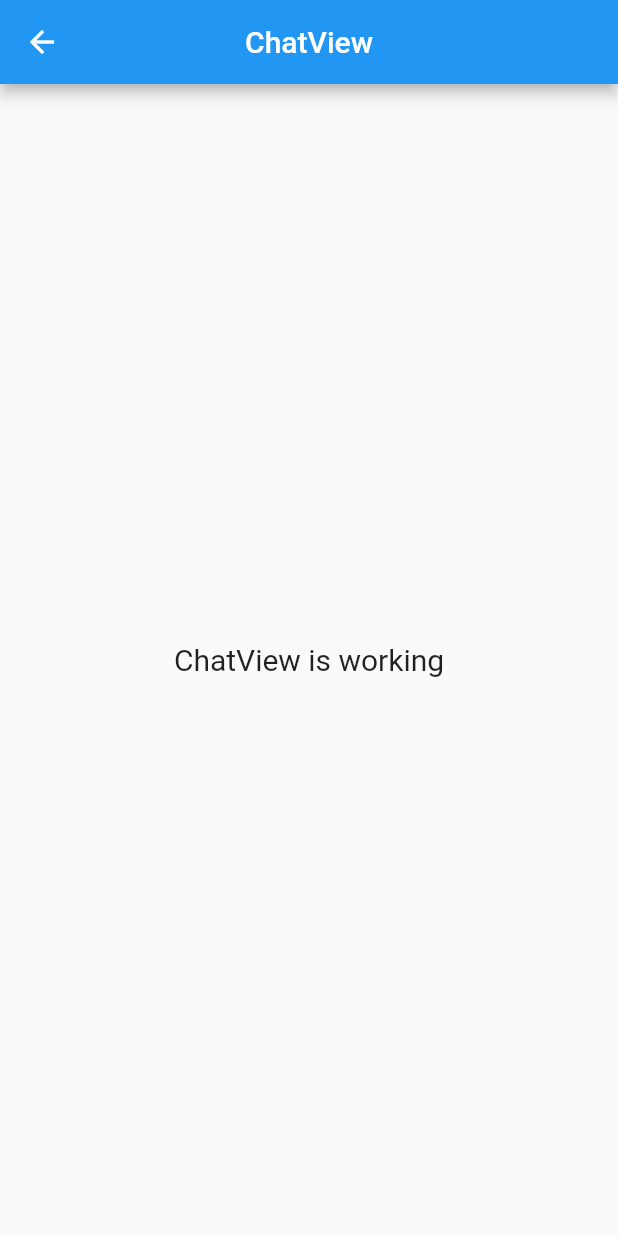
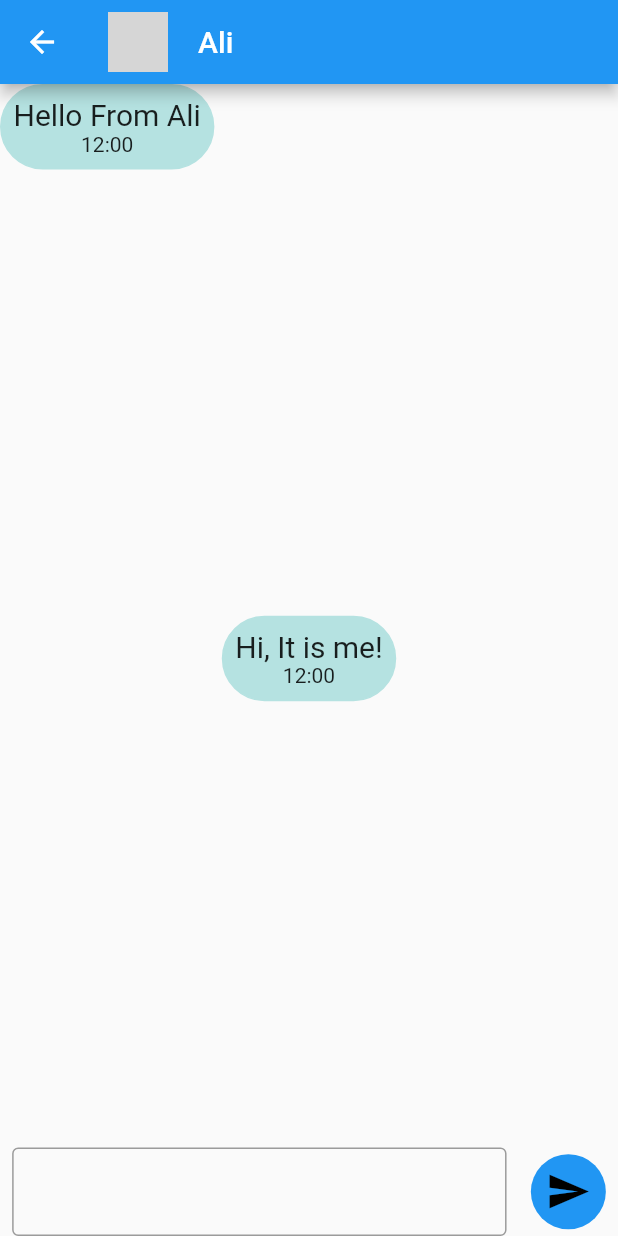
Before and after one commit to JanibekJali/flash_chat, a Flutter app: the ChatView screen opened by its route, on a phone screen of 412 x 824 dp. Run offline on Flutter 3.47's test engine with Material 2 defaults, Android fonts, the phone set to English and light mode, and no system bars; our stand-ins replace animated_text_kit, cloud_firestore, firebase_auth, firebase_core, get; accounts and stored records are empty; network calls fail; grey boxes are pictures that could not be loaded.

Commit message:
flash chat is being done

```diff
--- a/lib/app/modules/chat/views/chat_view.dart
+++ b/lib/app/modules/chat/views/chat_view.dart
@@ -1,23 +1,121 @@
+import 'package:flash_chat/app/modules/signup/controllers/signup_controller.dart';
 import 'package:flutter/material.dart';
 
 import 'package:get/get.dart';
 
 import '../controllers/chat_controller.dart';
 
-class ChatView extends GetView<ChatController> {
-  const ChatView({Key? key}) : super(key: key);
+class ChatView extends StatelessWidget {
+  ChatView({Key? key}) : super(key: key);
+  SignupController signupController =
+      Get.put<SignupController>(SignupController());
   @override
   Widget build(BuildContext context) {
     return Scaffold(
       appBar: AppBar(
-        title: const Text('ChatView'),
-        centerTitle: true,
+        title: Row(
+          children: [
+            CircleAvatar(
+              radius: 20,
+              backgroundImage: NetworkImage(
+                  'https://images.pexels.com/photos/220453/pexels-photo-220453.jpeg?auto=compress&cs=tinysrgb&dpr=1&w=500'),
+            ),
+            SizedBox(
+              width: 20,
+            ),
+            Text('Ali'),
+          ],
+        ),
       ),
-      body: const Center(
-        child: Text(
-          'ChatView is working',
-          style: TextStyle(fontSize: 20),
-        ),
+      body: Column(
+        mainAxisAlignment: MainAxisAlignment.spaceBetween,
+        children: [
+          Row(
+            children: [
+              Container(
+                decoration: BoxDecoration(
+                  color: Color(0xffB5E2E1),
+                  borderRadius: BorderRadius.circular(30),
+                  border: Border.all(
+                    color: Color(0xffB5E2E1),
+                    width: 1,
+                  ),
+                ),
+                child: Padding(
+                  padding: const EdgeInsets.all(8.0),
+                  child: Column(
+                    mainAxisAlignment: MainAxisAlignment.center,
+                    children: [
+                      Text(
+                        'Hello From Ali',
+                        style: TextStyle(fontSize: 20),
+                      ),
+                      Text('12:00'),
+                    ],
+                  ),
+                ),
+              ),
+            ],
+          ),
+          Column(
+            children: [
+              Container(
+                decoration: BoxDecoration(
+                  color: Color(0xffB5E2E1),
+                  borderRadius: BorderRadius.circular(30),
+                  border: Border.all(
+                    color: Color(0xffB5E2E1),
+                    width: 1,
+                  ),
+                ),
+                child: Padding(
+                  padding: const EdgeInsets.all(8.0),
+                  child: Column(
+                    mainAxisAlignment: MainAxisAlignment.center,
+                    children: [
+                      Text(
+                        'Hi, It is me!',
+                        style: TextStyle(fontSize: 20),
+                      ),
+                      Text('12:00'),
+                    ],
+                  ),
+                ),
+              ),
+            ],
+          ),
+          Row(
+            mainAxisAlignment: MainAxisAlignment.spaceAround,
+            children: [
+              SizedBox(
+                width: MediaQuery.of(context).size.width * 0.8,
+                child: TextField(
+                  decoration: InputDecoration(
+                    border: OutlineInputBorder(),
+                  ),
+                ),
+              ),
+              InkWell(
+                onTap: () {
+                  FocusManager.instance.primaryFocus?.unfocus();
+                },
+                child: Container(
+                  height: 50,
+                  width: 50,
+                  decoration: BoxDecoration(
+                    borderRadius: BorderRadius.circular(100),
+                    color: Colors.blue,
+                  ),
+                  child: Icon(
+                    Icons.send,
+                    color: Colors.black,
+                    size: 30,
+                  ),
+                ),
+              )
+            ],
+          ),
+        ],
       ),
     );
   }
--- a/lib/app/modules/signin/controllers/signin_controller.dart
+++ b/lib/app/modules/signin/controllers/signin_controller.dart
@@ -3,6 +3,7 @@ import 'dart:developer';
 import 'package:firebase_auth/firebase_auth.dart';
 import 'package:firebase_core/firebase_core.dart';
 import 'package:flash_chat/app/modules/chat/views/chat_view.dart';
+import 'package:flash_chat/app/modules/home/views/home_view.dart';
 import 'package:flutter/material.dart';
 import 'package:get/get.dart';
 
@@ -20,7 +21,7 @@ class SigninController extends GetxController {
         email: email.value,
         password: password.value,
       );
-      Get.to(ChatView());
+      Get.to(HomeView());
     } on FirebaseAuthException catch (e) {
       if (e.code == 'user-not-found') {
         log('No user found for that email.');
--- a/lib/app/modules/signup/controllers/signup_controller.dart
+++ b/lib/app/modules/signup/controllers/signup_controller.dart
@@ -3,6 +3,7 @@ import 'dart:developer';
 import 'package:cloud_firestore/cloud_firestore.dart';
 import 'package:firebase_auth/firebase_auth.dart';
 import 'package:flash_chat/app/modules/chat/views/chat_view.dart';
+import 'package:flash_chat/app/modules/home/views/home_view.dart';
 import 'package:flutter/material.dart';
 import 'package:get/get.dart';
 
@@ -31,7 +32,7 @@ class SignupController extends GetxController {
           )
           .then((value) => {
                 addUser(),
-                Get.to(ChatView()),
+                Get.to(HomeView()),
               });
     } on FirebaseAuthException catch (e) {
       if (e.code == 'weak-password') {
--- a/lib/app/routes/app_pages.dart
+++ b/lib/app/routes/app_pages.dart
@@ -23,7 +23,7 @@ class AppPages {
   static final routes = [
     GetPage(
       name: _Paths.HOME,
-      page: () => const HomeView(),
+      page: () => HomeView(),
       binding: HomeBinding(),
     ),
     GetPage(
@@ -48,7 +48,7 @@ class AppPages {
     ),
     GetPage(
       name: _Paths.CHAT,
-      page: () => const ChatView(),
+      page: () => ChatView(),
       binding: ChatBinding(),
     ),
   ];
```
Also changed, not shown: lib/app/modules/home/controllers/home_controller.dart (+35 -1 lines), lib/app/modules/home/views/home_view.dart (+68 -6 lines).
